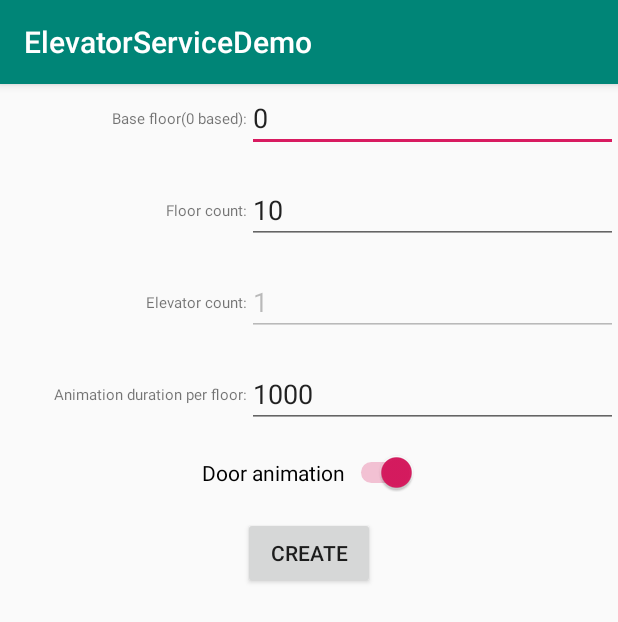
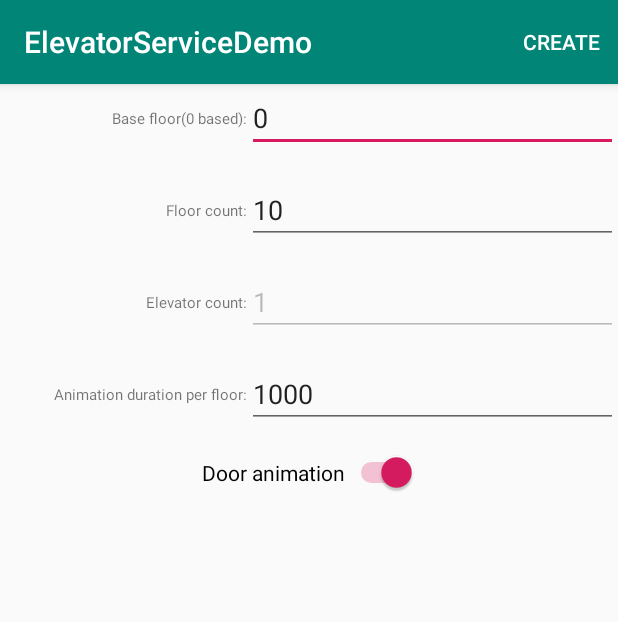
Before and after one commit to adherencegoo/ElevatorServiceDemo, an Android app: the screen it shows after launch (MainActivity), on a phone screen of 412 x 824 dp. Shown: the top 622 px of the screen. Run offline under Robolectric (Android 15) with nearby library versions, the light colour scheme and no system bars; our stand-ins replace data binding.

Commit message:
[Refactor][MainFragment] Replace Button(createService) with MenuItem

```diff
--- a/app/src/main/java/com/xdd/elevatorservicedemo/ui/main/MainFragment.kt
+++ b/app/src/main/java/com/xdd/elevatorservicedemo/ui/main/MainFragment.kt
@@ -1,12 +1,13 @@
 package com.xdd.elevatorservicedemo.ui.main
 
+import android.os.Bundle
+import android.view.*
+import android.widget.Toast
+import androidx.fragment.app.Fragment
 import androidx.lifecycle.ViewModelProviders
-import android.os.Bundle
-import androidx.fragment.app.Fragment
-import android.view.LayoutInflater
-import android.view.View
-import android.view.ViewGroup
+import com.xdd.elevatorservicedemo.R
 import com.xdd.elevatorservicedemo.databinding.MainFragmentBinding
+import com.xdd.elevatorservicedemo.ui.elevator.ElevatorFragment
 
 class MainFragment : Fragment() {
 
@@ -16,6 +17,11 @@ class MainFragment : Fragment() {
 
     private lateinit var fragmentBinding: MainFragmentBinding
     private lateinit var viewModel: MainViewModel
+
+    override fun onCreate(savedInstanceState: Bundle?) {
+        super.onCreate(savedInstanceState)
+        setHasOptionsMenu(true)
+    }
 
     override fun onCreateView(
         inflater: LayoutInflater, container: ViewGroup?,
@@ -33,4 +39,33 @@ class MainFragment : Fragment() {
         fragmentBinding.viewModel = viewModel
     }
 
+    override fun onCreateOptionsMenu(menu: Menu, inflater: MenuInflater) {
+        super.onCreateOptionsMenu(menu, inflater)
+        inflater.inflate(R.menu.main_fragment, menu)
+    }
+
+    override fun onOptionsItemSelected(item: MenuItem): Boolean {
+        return when (item.itemId) {
+            R.id.menu_item_create_service -> {
+                createService()
+                true
+            }
+            else -> super.onOptionsItemSelected(item)
+        }
+    }
+
+    private fun createService() {
+        val activity = requireActivity()
+        val config = viewModel.createConfig()
+
+        if (config.floorCount < 2) {
+            Toast.makeText(activity, "Invalid floor count, must >= 2", Toast.LENGTH_LONG)
+                .show()
+        } else {
+            activity.supportFragmentManager.beginTransaction()
+                .replace(R.id.container, ElevatorFragment.newInstance(config))
+                .addToBackStack(null)
+                .commit()
+        }
+    }
 }
--- a/app/src/main/res/layout/main_fragment.xml
+++ b/app/src/main/res/layout/main_fragment.xml
@@ -131,18 +131,6 @@
             app:layout_constraintTop_toBottomOf="@+id/editAnimationDurationPerFloor"
             tools:ignore="HardcodedText" />
 
-        <Button
-            android:id="@+id/btnCreate"
-            android:layout_width="wrap_content"
-            android:layout_height="wrap_content"
-            android:layout_marginTop="16dp"
-            android:onClick="@{viewModel::createService}"
-            android:text="create"
-            app:layout_constraintEnd_toEndOf="parent"
-            app:layout_constraintStart_toStartOf="parent"
-            app:layout_constraintTop_toBottomOf="@+id/switchEnableDoorAnimation"
-            tools:ignore="HardcodedText" />
-
     </androidx.constraintlayout.widget.ConstraintLayout>
 
 </layout>
--- /dev/null
+++ b/app/src/main/res/menu/main_fragment.xml
@@ -0,0 +1,7 @@
+<?xml version="1.0" encoding="utf-8"?>
+<menu xmlns:android="http://schemas.android.com/apk/res/android"
+    xmlns:app="http://schemas.android.com/apk/res-auto">
+    <item android:id="@+id/menu_item_create_service"
+        android:title="Create"
+        app:showAsAction="always" />
+</menu>
```
Also changed, not shown: app/src/main/java/com/xdd/elevatorservicedemo/ui/main/MainViewModel.kt (+1 -19 lines).
